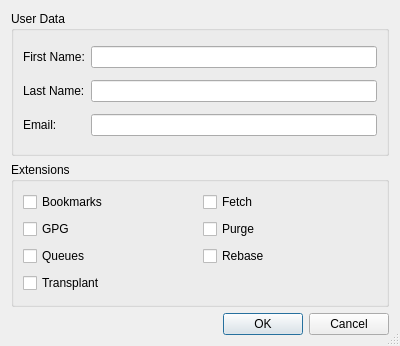
This is Plugins/VcsPlugins/vcsMercurial/HgUserConfigDataDialog.ui in testmana2/test as Qt 5 draws it before an edit. The edited form follows.
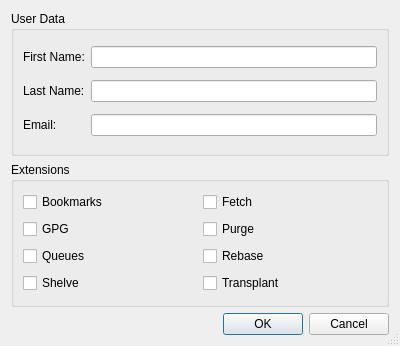
This is the edited form. Custom widgets are drawn as their Qt base class.

Commit message: Started implementing support for the Mercurial Shelve extension.

Patch:
```diff
--- a/Plugins/VcsPlugins/vcsMercurial/HgUserConfigDataDialog.ui
+++ b/Plugins/VcsPlugins/vcsMercurial/HgUserConfigDataDialog.ui
@@ -135,6 +135,16 @@
        </widget>
       </item>
       <item row="3" column="0">
+       <widget class="QCheckBox" name="shelveCheckBox">
+        <property name="toolTip">
+         <string>Select to activate the shelve extension</string>
+        </property>
+        <property name="text">
+         <string>Shelve</string>
+        </property>
+       </widget>
+      </item>
+      <item row="3" column="1">
        <widget class="QCheckBox" name="transplantCheckBox">
         <property name="toolTip">
          <string>Select to activate the transplant extension</string>
```
Left out of the diff: 1 changed line with no effect on the pictures. The commit also changes 10 other files.
